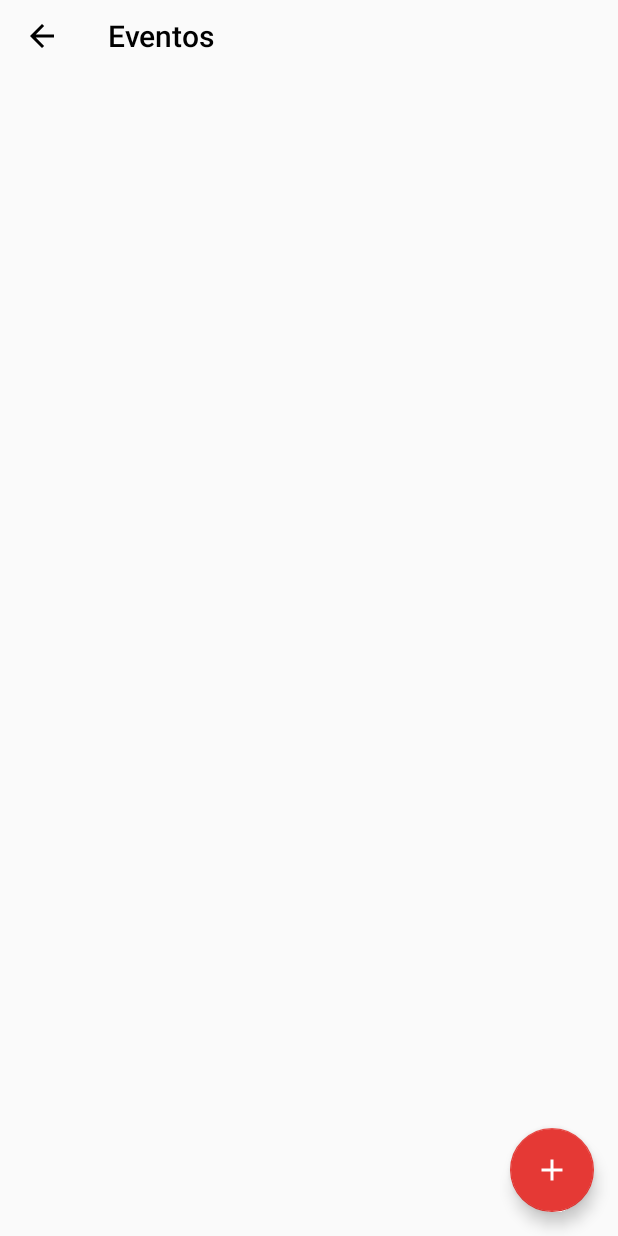
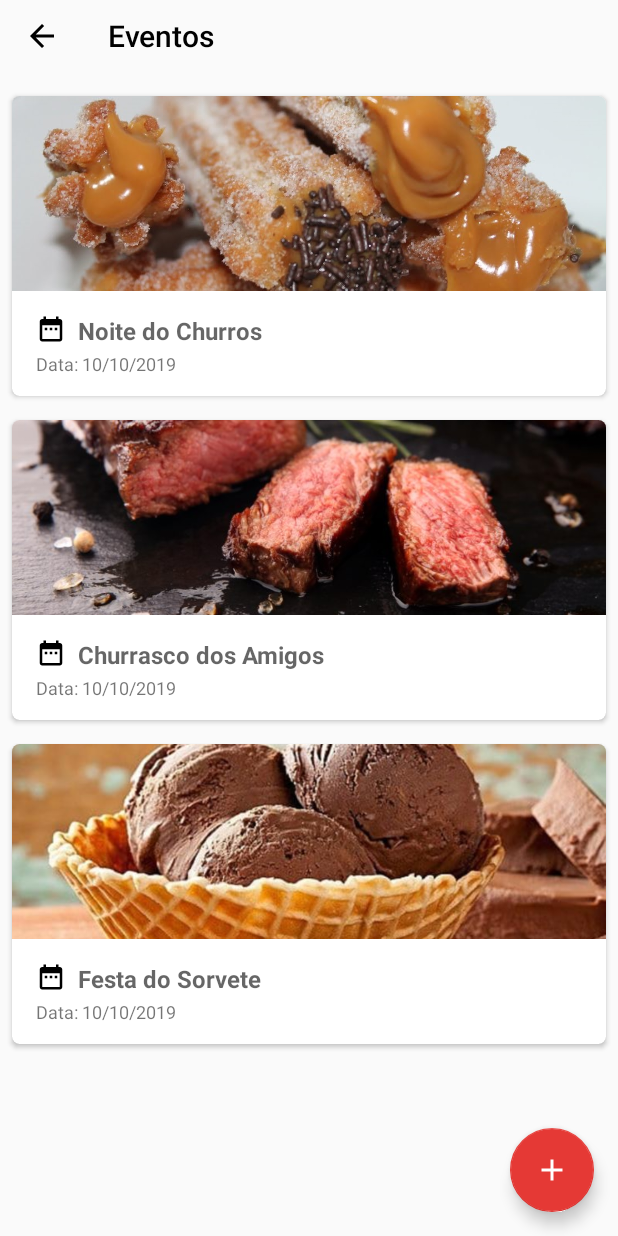
Before and after one commit to eduaupin/apicomidadh, an Android app: the ListaEventosActivity screen opened directly, with no data from a screen before it, on a phone screen of 412 x 824 dp. Run offline under Robolectric (Android 15) with nearby library versions, the phone set to English and light mode, and no system bars; 1 statement that could not run was skipped.

Commit message:
RecyclerView de eventos

```diff
--- a/app/src/main/java/com/example/views/adapter/ParticipantesNovoEventoAdapter.java
+++ b/app/src/main/java/com/example/views/adapter/ParticipantesNovoEventoAdapter.java
@@ -37,8 +37,9 @@ public class ParticipantesNovoEventoAdapter extends RecyclerView.Adapter<Partici
 
     @Override
     public int getItemCount() {
-        mensagemListaVazia.setVisibility(participantesList.size() > 0 ? View.GONE : View.VISIBLE);
-        return participantesList == null ? 0 : participantesList.size();
+//        mensagemListaVazia.setVisibility(participantesList.size() > 0 ? View.GONE : View.VISIBLE);
+        return 0;
+        //participantesList == null ? 0 : participantesList.size();
     }
 
     public void atualizaLista(List<Participante> listaAtualizada) {
--- /dev/null
+++ b/app/src/main/java/com/example/views/adapter/RecyclerViewEventoAdapter.java
@@ -0,0 +1,75 @@
+package com.example.views.adapter;
+
+import android.graphics.drawable.Drawable;
+import android.view.LayoutInflater;
+import android.view.View;
+import android.view.ViewGroup;
+import android.widget.ImageView;
+import android.widget.TextView;
+
+import androidx.annotation.NonNull;
+import androidx.recyclerview.widget.RecyclerView;
+
+import com.example.login.R;
+import com.example.model.Evento;
+import com.example.model.ModelCardPratosHome;
+import com.example.views.interfaces.FavoritosClick;
+import com.example.views.pratos.PratosFavoritosActivity;
+
+import java.util.List;
+
+public class RecyclerViewEventoAdapter extends RecyclerView.Adapter<RecyclerViewEventoAdapter.ViewHolder> {
+
+    private List<Evento> listaEventos;
+   // private FavoritosClick listener;
+
+    public RecyclerViewEventoAdapter(List<Evento> listaEventos) {
+        this.listaEventos = listaEventos;
+        //this.listener = listener;
+    }
+
+    @NonNull
+    @Override
+    public RecyclerViewEventoAdapter.ViewHolder onCreateViewHolder(@NonNull ViewGroup viewGroup, int i) {
+        View view = LayoutInflater.from(viewGroup.getContext())
+                .inflate(R.layout.fragment_card_evento, viewGroup, false);
+        return new RecyclerViewEventoAdapter.ViewHolder(view);
+    }
+
+    @Override
+    public void onBindViewHolder(@NonNull RecyclerViewEventoAdapter.ViewHolder viewHolder, int i) {
+        final Evento eventos = listaEventos.get(i);
+        viewHolder.bind(eventos);
+        //viewHolder.itemView.setOnClickListener(new View.OnClickListener() {
+         //   @Override
+           // public void onClick(View v) {
+          //      listener.favOnClick(eventos);
+          //  }
+       // });
+    }
+
+    @Override
+    public int getItemCount() {
+        return listaEventos.size();
+    }
+
+    public class ViewHolder extends RecyclerView.ViewHolder {
+
+        private ImageView imgFavorito;
+        private TextView txtFavorito;
+
+        public ViewHolder(@NonNull View itemView) {
+            super(itemView);
+            imgFavorito = itemView.findViewById(R.id.img_event_home);
+            txtFavorito = itemView.findViewById(R.id.txt_nome_evento_home);
+        }
+
+        public void bind(Evento evento) {
+
+            Drawable drawable = itemView.getResources().getDrawable(evento.getImgEvento());
+            imgFavorito.setImageDrawable(drawable);
+            txtFavorito.setText(evento.getNomeEvento());
+
+        }
+    }
+}
--- a/app/src/main/java/com/example/views/eventos/ListaEventosActivity.java
+++ b/app/src/main/java/com/example/views/eventos/ListaEventosActivity.java
@@ -3,18 +3,41 @@ package com.example.views.eventos;
 import android.content.Intent;
 import android.os.Bundle;
 import androidx.annotation.NonNull;
+
+import com.example.model.Evento;
+import com.example.model.ModelCardPratosHome;
+import com.example.model.Participante;
+import com.example.model.Prato;
+import com.example.views.adapter.CardEventoAdapter;
+import com.example.views.adapter.CardFavoritosAdapter;
+import com.example.views.adapter.RecyclerViewEventoAdapter;
+import com.example.views.home.CardEventoFragment;
 import com.google.android.material.floatingactionbutton.FloatingActionButton;
 import androidx.appcompat.app.AppCompatActivity;
 import androidx.appcompat.widget.Toolbar;
+import androidx.recyclerview.widget.GridLayoutManager;
+import androidx.recyclerview.widget.LinearLayoutManager;
+import androidx.recyclerview.widget.RecyclerView;
+
 import android.view.MenuItem;
 import android.view.View;
 
 import com.example.login.R;
 
+import java.util.ArrayList;
+import java.util.List;
+
 public class ListaEventosActivity extends AppCompatActivity {
 
     private Toolbar toolbar;
     private FloatingActionButton btnAdd;
+    private RecyclerView recyclerView;
+    List<Evento> exemploEventos = new ArrayList<>();
+    private RecyclerViewEventoAdapter adapter;
+
+    private List<Prato> listaPratosPopulares = new ArrayList<>();
+
+    private CardEventoAdapter eventoAdapter;
 
     @Override
     protected void onCreate(Bundle savedInstanceState) {
@@ -22,6 +45,24 @@ public class ListaEventosActivity extends AppCompatActivity {
         setContentView(R.layout.activity_lista_eventos);
 
         initViews();
+
+
+
+        recyclerView = findViewById(R.id.recycler_eventos);
+
+        adapter = new RecyclerViewEventoAdapter(testarRecycler());
+
+        //Setando o adapter para o componente recyclerView
+        recyclerView.setAdapter(adapter);
+
+        //Definição do layout da lista utilizando a classe LayoutManager
+        recyclerView.setLayoutManager(new LinearLayoutManager(this));
+        LinearLayoutManager layoutManager = new LinearLayoutManager(this, LinearLayoutManager.VERTICAL, false);
+        recyclerView.setLayoutManager(layoutManager);
+
+
+
+
 
         //TODO: Implementar recyclerview
 
@@ -42,9 +83,26 @@ public class ListaEventosActivity extends AppCompatActivity {
 
     }
 
+    public List<Evento> testarRecycler() {
+
+        List<Participante> exemploParticipantes = new ArrayList<>();
+
+        exemploParticipantes.add(new Participante("Eduardo Pinheiro"));
+        exemploParticipantes.add(new Participante("Nina Lofrese"));
+        exemploParticipantes.add(new Participante("Thais Camargo"));
+
+
+        exemploEventos.add(new Evento(R.drawable.eventos_noite_churros, "Noite do Churros", "10/10/2020", "Avenida Brasil, 200", listaPratosPopulares, exemploParticipantes, CardEventoFragment.novaInstancia(R.drawable.eventos_noite_churros, "Noite do Churros", "10/10/2020")));
+        exemploEventos.add(new Evento(R.drawable.churras, "Churrasco dos Amigos", "20/10/2020", "Avenida Brasil, 200", listaPratosPopulares, exemploParticipantes, CardEventoFragment.novaInstancia(R.drawable.churras, "Churrasco dos Amigos", "20/10/2020")));
+        exemploEventos.add(new Evento(R.drawable.sorvete, "Festa do Sorvete", "20/12/2020", "Avenida Brasil, 200", listaPratosPopulares, exemploParticipantes, CardEventoFragment.novaInstancia(R.drawable.sorvete, "Festa do Sorvete", "20/12/2020")));
+
+        return exemploEventos;
+    }
+
 
     private void initViews(){
         btnAdd = findViewById(R.id.floatingActionButton3);
+        recyclerView = findViewById(R.id.recycler_eventos);
     }
 
     private void criarEvento(){
@@ -59,4 +117,6 @@ public class ListaEventosActivity extends AppCompatActivity {
         return super.onOptionsItemSelected(item);
     }
 
+
+
 }
--- a/app/src/main/res/layout/activity_lista_eventos.xml
+++ b/app/src/main/res/layout/activity_lista_eventos.xml
@@ -31,11 +31,12 @@
         app:srcCompat="@drawable/ic_add_white" />
 
     <androidx.recyclerview.widget.RecyclerView
-        android:layout_width="398dp"
-        android:layout_height="670dp"
-        android:layout_marginStart="8dp"
+        android:id="@+id/recycler_eventos"
+        tools:listitem="@layout/item_detalhes_evento"
+        tools:itemCount="5"
+        android:layout_width="match_parent"
+        android:layout_height="0dp"
         android:layout_marginTop="56dp"
-        android:layout_marginEnd="8dp"
         android:layout_marginBottom="8dp"
         app:layout_constraintBottom_toBottomOf="parent"
         app:layout_constraintEnd_toEndOf="parent"
--- a/app/src/main/res/layout/fragment_card_evento.xml
+++ b/app/src/main/res/layout/fragment_card_evento.xml
@@ -1,18 +1,19 @@
 <FrameLayout xmlns:android="http://schemas.android.com/apk/res/android"
     xmlns:tools="http://schemas.android.com/tools"
     android:layout_width="match_parent"
-    android:layout_height="match_parent"
+    android:layout_height="wrap_content"
     xmlns:app="http://schemas.android.com/apk/res-auto"
     tools:context="com.example.views.home.CardEventoFragment">
 
     <androidx.cardview.widget.CardView
         android:layout_marginTop="8dp"
         android:id="@+id/card_view_evento_home"
-        android:layout_width="match_parent"
+        android:layout_width="wrap_content"
         app:cardBackgroundColor="@color/cardview_light_background"
         android:layout_height="200dp"
         android:layout_marginStart="8dp"
         android:layout_marginEnd="8dp"
+        android:layout_marginBottom="8dp"
         android:background="@color/cardview_light_background"
         app:cardCornerRadius="5dp"
         android:outlineAmbientShadowColor="@color/black60">
```
